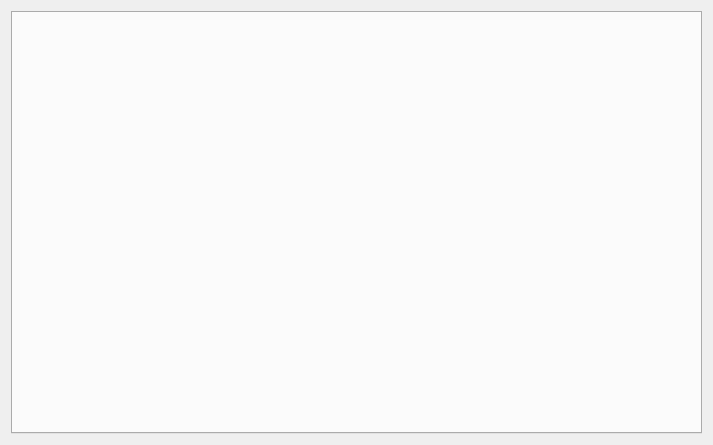
The window that src/page/visualization/SAKDataVisualizationManager.ui (x-tools-author/x-tools) describes before a commit, drawn with Qt 5.
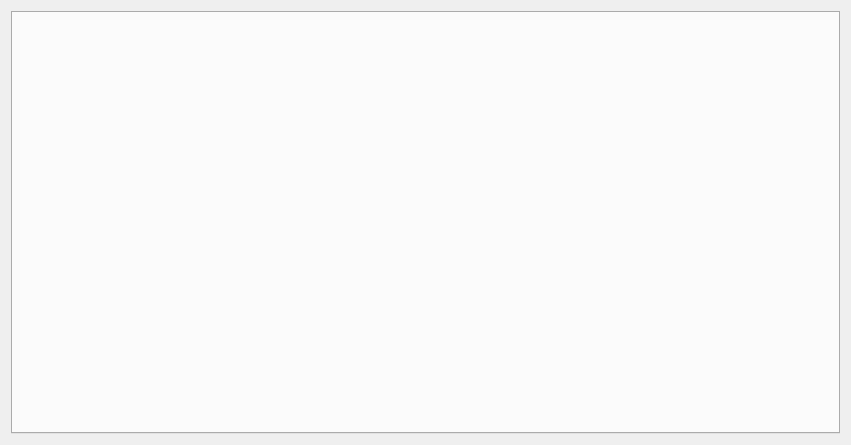
The same window after the commit.

```diff
--- a/src/page/visualization/SAKDataVisualizationManager.ui
+++ b/src/page/visualization/SAKDataVisualizationManager.ui
@@ -6,7 +6,7 @@
    <rect>
     <x>0</x>
     <y>0</y>
-    <width>713</width>
+    <width>851</width>
     <height>445</height>
    </rect>
   </property>
```
